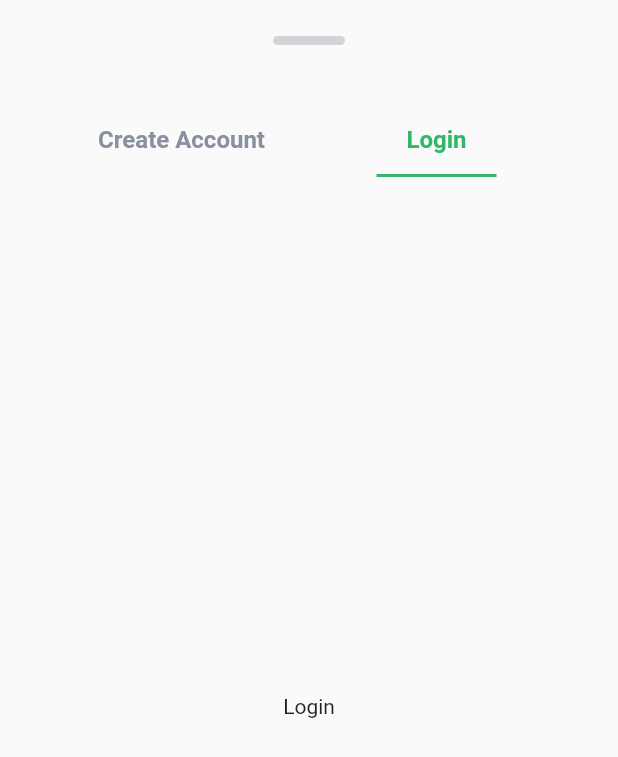
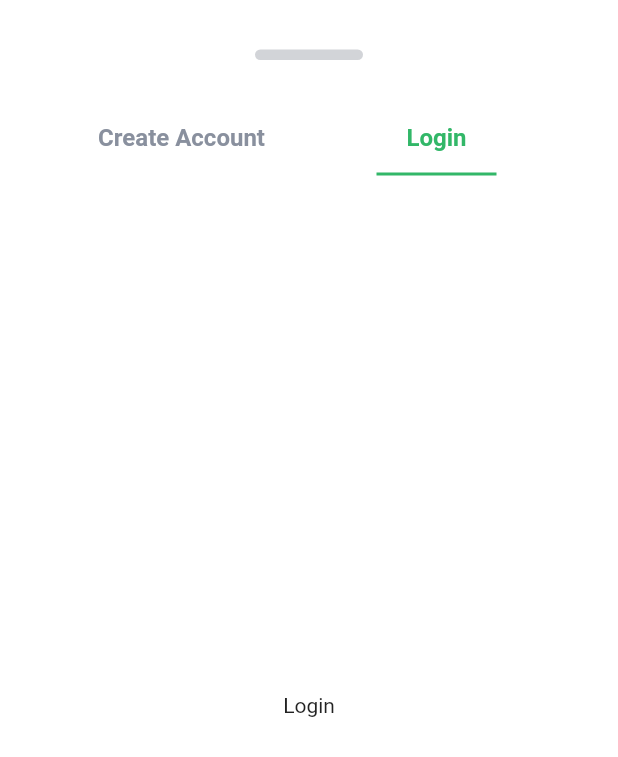
Before and after one commit to MomennIbrahim/resturant_ui, a Flutter app: the BottomSheetItem widget shown alone on an empty page, opened directly, tab 2 chosen, on a phone screen of 412 x 824 dp. Shown: the top 757 px of the screen. Run offline on Flutter 3.47's test engine with Material 3 defaults, Android fonts, the phone set to English and light mode, and no system bars; our stand-ins replace flutter_svg, go_router, smooth_page_indicator.

```diff
--- a/lib/core/utils/app_router.dart
+++ b/lib/core/utils/app_router.dart
@@ -1,5 +1,6 @@
 import 'package:go_router/go_router.dart';
 import 'package:resturant_ui_app/features/authentication/presentation/authentication_screen.dart';
+import 'package:resturant_ui_app/features/layout/presentation/views/layout_screen.dart';
 import 'package:resturant_ui_app/features/onBoarding/presentation/on_boarding_screen.dart';
 
 abstract class AppRouter {
@@ -8,7 +9,7 @@ abstract class AppRouter {
   static final router = GoRouter(routes: [
     GoRoute(
       path: '/',
-      builder: (context, state) => const OnBoaringScreen(),
+      builder: (context, state) => const LayoutScreen(),
     ),
     GoRoute(
       path: kAuthenticationScreen,
--- a/lib/core/utils/constace.dart
+++ b/lib/core/utils/constace.dart
@@ -1,3 +1,5 @@
 import 'package:flutter/material.dart';
 
 const kPrimaryColor = Color(0xff32B768);
+const kSvgPrimaryColor = ColorFilter.mode(kPrimaryColor, BlendMode.srcIn);
+const kSvgSecondColor = ColorFilter.mode(Color(0xff4B5563), BlendMode.srcIn);
--- a/lib/features/authentication/presentation/views/widgets/bottom_sheet_item.dart
+++ b/lib/features/authentication/presentation/views/widgets/bottom_sheet_item.dart
@@ -1,4 +1,5 @@
 import 'package:flutter/material.dart';
+import 'package:go_router/go_router.dart';
 import 'package:resturant_ui_app/features/authentication/presentation/views/widgets/tab_bar_item.dart';
 import 'package:resturant_ui_app/features/authentication/presentation/views/widgets/tab_bar_view_items.dart';
 
@@ -18,15 +19,27 @@ class BottomSheetItem extends StatelessWidget {
                 const SizedBox(
                   height: 24.0,
                 ),
-                Container(
-                  width: 48.0,
-                  height: 6.0,
-                  decoration: BoxDecoration(
-                      borderRadius: BorderRadius.circular(150.0),
-                      color: const Color(0xffD2D4D8)),
+                InkWell(
+                  onTap: (){
+                    GoRouter.of(context).pop();
+                  },
+                  child: SizedBox(
+                    width: double.infinity,
+                    height: 25.0,
+                    child: Padding(
+                      padding: const EdgeInsets.symmetric(horizontal: 170.0,vertical: 9.0),
+                      child: Container(
+                        width: 48.0,
+                        height: 6.0,
+                        decoration: BoxDecoration(
+                            borderRadius: BorderRadius.circular(10.0),
+                            color: const Color(0xffD2D4D8)),
+                      ),
+                    ),
+                  ),
                 ),
                 const SizedBox(
-                  height: 40.0,
+                  height: 20.0,
                 ),
                 const TabBarItems(),
               ],
--- a/lib/main.dart
+++ b/lib/main.dart
@@ -18,6 +18,7 @@ class MyApp extends StatelessWidget {
       title: 'Resturant UI',
       theme: ThemeData(
         colorScheme: ColorScheme.fromSeed(seedColor: kPrimaryColor),
+        scaffoldBackgroundColor: Colors.white.withOpacity(.95),
         useMaterial3: false,
       ),
     );
```
Also changed, not shown: lib/features/history/presentation/views/history_screen.dart (added, +10 -0 lines), lib/features/home/presentation/views/home_screen.dart (added, +10 -0 lines), lib/features/layout/presentation/views/layout_screen.dart (added, +11 -0 lines), lib/features/layout/presentation/views/widgets/layout_screen_body.dart (added, +66 -0 lines), lib/features/profile/presentation/views/profile_screen.dart (added, +10 -0 lines), pubspec.yaml (+2 -5 lines), assets/images/History.svg (added), assets/images/Home.svg (added), assets/images/Icon.svg (added).
